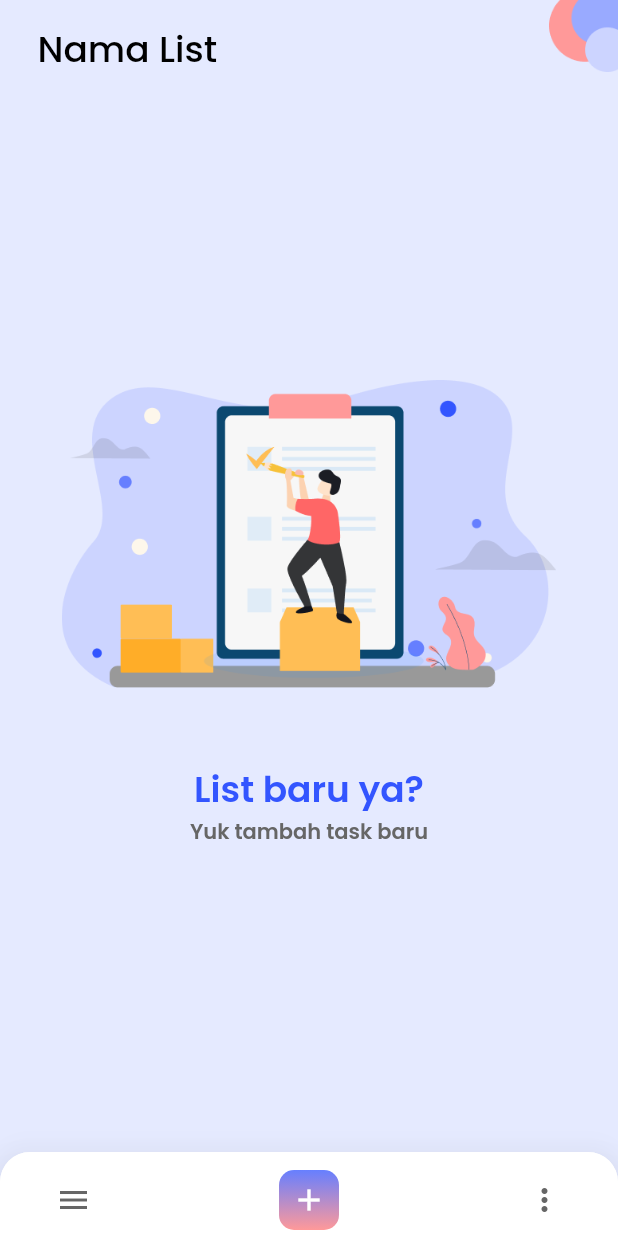
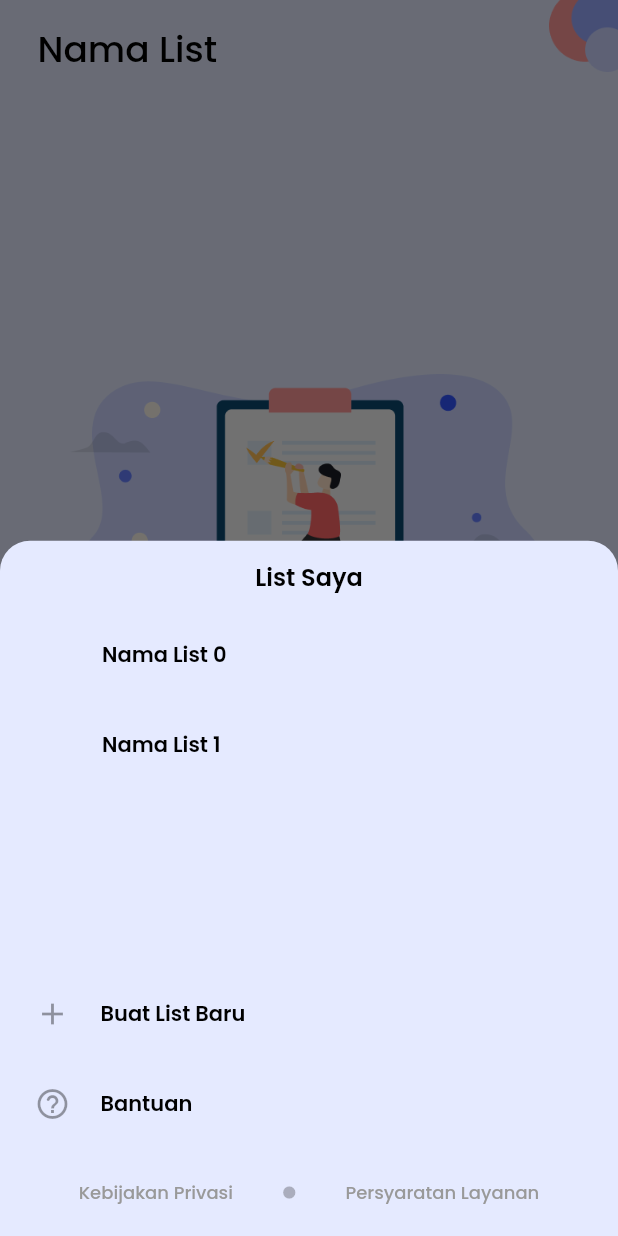
Before and after one commit to DolanLabs/todoAppReborn, a Flutter app: the HomePage screen opened by its route, after a tap on the "menu" icon, on a phone screen of 412 x 824 dp. Run offline on Flutter 3.47's test engine with Material 2 defaults, Android fonts, the phone set to English and light mode, and no system bars; our stand-ins replace get, google_fonts.

Commit message:
kebut semalem

```diff
--- /dev/null
+++ b/lib/controllers/controllers.dart
@@ -0,0 +1,5 @@
+import 'package:flutter/material.dart';
+import 'package:get/get.dart';
+import 'package:todoapp/models/models.dart';
+
+part 'home_page_controller.dart';
--- /dev/null
+++ b/lib/controllers/home_page_controller.dart
@@ -0,0 +1,23 @@
+part of 'controllers.dart';
+
+class HomePageController extends GetxController {
+  final todoList = <Todo>[].obs;
+  final todo = Todo().obs;
+
+  @override
+  void onInit() {
+    super.onInit();
+  }
+
+  void addData(Todo todo) {
+    this.todoList.add(todo);
+  }
+
+  void removeData(int index) {
+    this.todoList.removeAt(index);
+  }
+
+  List<Todo> getTodoList() {
+    return this.todoList;
+  }
+}
--- a/lib/models/models.dart
+++ b/lib/models/models.dart
@@ -0,0 +1,2 @@
+// part 'models.g.dart';
+part 'todo.dart';
--- /dev/null
+++ b/lib/models/todo.dart
@@ -0,0 +1,20 @@
+part of 'models.dart';
+
+class Todo {
+  Todo({
+    this.task,
+    this.detail,
+  });
+
+  String task;
+  String detail;
+
+  Todo copyWith({
+    String task,
+    String detail,
+  }) =>
+      Todo(
+        task: task ?? this.task,
+        detail: detail ?? this.detail,
+      );
+}
--- a/lib/shared/shared.dart
+++ b/lib/shared/shared.dart
@@ -3,6 +3,5 @@ import 'package:get/get_navigation/get_navigation.dart';
 import 'package:google_fonts/google_fonts.dart';
 import 'package:todoapp/ui/pages/pages.dart';
 
-part 'shared_values.dart';
 part 'app_route.dart';
 part 'theme.dart';
--- a/lib/shared/shared_values.dart
+++ /dev/null
@@ -1,4 +0,0 @@
-part of 'shared.dart';
-
-const String homeRoute = '/';
-const String secondPageRoute = '/secondpage';
--- a/lib/shared/theme.dart
+++ b/lib/shared/theme.dart
@@ -2,12 +2,14 @@ part of 'shared.dart';
 
 Color blueBackground = Color(0xffE5EAFF);
 Color blackPale = Color(0xff666666);
+Color blacVeryPale = Color.fromRGBO(153, 153, 153, 1);
 Color blueSharp = Color(0xff3355FF);
 Color bluePale = Color(0xff667FFF);
 
 TextStyle poppins = GoogleFonts.poppins(fontWeight: FontWeight.w500);
 TextStyle blackPoppins = poppins.copyWith(color: Colors.black);
 TextStyle blackPalePoppins = poppins.copyWith(color: blackPale);
+TextStyle blackVeryPalePoppins = poppins.copyWith(color: blacVeryPale);
 TextStyle bluePalePoppins = poppins.copyWith(color: bluePale);
 TextStyle blueSharpPoppins = poppins.copyWith(color: blueSharp);
 TextStyle whitePoppins = poppins.copyWith(color: Colors.white);
--- a/lib/ui/pages/home_page.dart
+++ b/lib/ui/pages/home_page.dart
@@ -1,6 +1,8 @@
 part of 'pages.dart';
 
 class HomePage extends StatelessWidget {
+  final HomePageController homePageController = Get.put(HomePageController());
+
   @override
   Widget build(BuildContext context) {
     return Scaffold(
@@ -31,13 +33,14 @@ class HomePage extends StatelessWidget {
                   size: 24,
                 ),
                 onPressed: () {
-                  Get.showSnackbar(GetBar(
-                    message: 'menu',
-                    duration: Duration(milliseconds: 500),
-                  ));
+                  showModalMenu(context);
                 },
               ),
-              Container(
+              TextButton(
+                onPressed: () {
+                  showModalAdd(context);
+                },
+                child: Container(
                   width: 40,
                   height: 40,
                   decoration: BoxDecoration(
@@ -59,6 +62,7 @@ class HomePage extends StatelessWidget {
                     ),
                   ),
                 ),
+              ),
               IconButton(
                 hoverColor: Colors.green,
                 icon: Icon(
@@ -72,67 +76,58 @@ class HomePage extends StatelessWidget {
           ),
         ),
       ),
-      body: Stack(
-        children: [
-          Container(
+      body: Obx(
+        () => Container(
           color: blueBackground,
-          ),
-          SafeArea(
-            child: Stack(
-              children: [
-                Positioned(
-                  top: 0,
-                  right: -1,
-                  child: Image.asset(
-                    'assets/right_bubble.png',
-                    width: 48,
-                    height: 48,
+          child: homePageController.getTodoList().length == 0
+              ? ListBaruYaWidget()
+              : ListView.builder(
+                  itemCount: homePageController.getTodoList().length,
+                  itemBuilder: (BuildContext context, int index) {
+                    return TodoItemWidget(
+                      key: UniqueKey(),
+                      task: homePageController.getTodoList()[index].task,
+                      detail: homePageController.getTodoList()[index].detail,
+                      onDismissed: (direction) => dismissItem(
+                          context,
+                          index,
+                          direction,
+                          homePageController.getTodoList()[index].task),
+                    );
+                  }),
         ),
       ),
-                Column(
-                  mainAxisAlignment: MainAxisAlignment.spaceBetween,
-                  children: [
-                    Container(
-                      width: Get.width,
-                      margin: EdgeInsets.fromLTRB(25, 15, 25, 0),
-                      child: Text(
-                        'Nama List',
-                        style: blackPoppins.copyWith(fontSize: 24),
-                      ),
-                    ),
-                    Container(
-                      child: Column(
-                        children: [
-                          Image.asset(
-                            'assets/ilustrasi_no_task.png',
-                            width: Get.width * 0.8,
-                          ),
-                          SizedBox(height: 50),
-                          Text(
-                            'List baru ya?',
-                            style: blueSharpPoppins.copyWith(
-                              fontSize: 24,
-                              fontWeight: FontWeight.w600,
-                            ),
-                          ),
-                          Text(
-                            'Yuk tambah task baru',
-                            style: blackPalePoppins.copyWith(
-                              fontSize: 14,
-                              fontWeight: FontWeight.w600,
-                            ),
-                          ),
-                        ],
-                      ),
-                    ),
-                    SizedBox(),
-                  ],
-                ),
-              ],
-            ),
-          ),
-        ],
-      ),
+      // ListBaruYaWidget(),
     );
   }
+
+  void dismissItem(
+    BuildContext context,
+    int index,
+    DismissDirection direction,
+    String task,
+  ) {
+    switch (direction) {
+      case DismissDirection.endToStart:
+        homePageController.removeData(index);
+
+        Get.showSnackbar(GetBar(
+          message: "$task Terhapus",
+          duration: Duration(seconds: 1),
+        ));
+
+        break;
+      case DismissDirection.startToEnd:
+        homePageController.removeData(index);
+
+        Get.showSnackbar(GetBar(
+          message: "$task Selesai",
+          duration: Duration(seconds: 1),
+        ));
+
+        break;
+      default:
+        break;
     }
+  }
+}
--- a/lib/ui/pages/pages.dart
+++ b/lib/ui/pages/pages.dart
@@ -1,6 +1,8 @@
 import 'package:flutter/material.dart';
 import 'package:get/get.dart';
+import 'package:todoapp/controllers/controllers.dart';
 import 'package:todoapp/shared/shared.dart';
+import 'package:todoapp/ui/widgets/widgets.dart';
 
 part 'home_page.dart';
 part 'getting_started_page.dart';
--- /dev/null
+++ b/lib/ui/widgets/buttonModalMenu.dart
@@ -0,0 +1,152 @@
+part of 'widgets.dart';
+
+showModalMenu(BuildContext context) {
+  showModalBottomSheet<void>(
+      backgroundColor: Colors.transparent,
+      context: context,
+      builder: (BuildContext context) {
+        return Container(
+            decoration: BoxDecoration(
+              color: blueBackground,
+              borderRadius: BorderRadius.only(
+                topLeft: Radius.circular(20),
+                topRight: Radius.circular(20),
+              ),
+            ),
+            child: Padding(
+                padding: const EdgeInsets.only(
+                  top: 12.0,
+                ),
+                child: Container(
+                  child: Column(
+                    crossAxisAlignment: CrossAxisAlignment.center,
+                    children: [
+                      Padding(
+                        padding: const EdgeInsets.only(bottom: 10.0),
+                        child: Text(
+                          "List Saya",
+                          style: blackPoppins.copyWith(
+                              fontSize: 16, fontWeight: FontWeight.w600),
+                        ),
+                      ),
+                      Expanded(
+                        child: Container(
+                          width: Get.width,
+                          child: ListView.builder(
+                              itemCount: 2,
+                              itemBuilder: (BuildContext context, int index) {
+                                return Container(
+                                  height: 60,
+                                  child: TextButton(
+                                    onPressed: () {},
+                                    child: Row(
+                                      mainAxisAlignment:
+                                          MainAxisAlignment.start,
+                                      children: [
+                                        Padding(
+                                          padding:
+                                              const EdgeInsets.only(left: 60.0),
+                                          child: Text(
+                                            'Nama List ${index.toString()}',
+                                            textAlign: TextAlign.left,
+                                            style: blackPoppins.copyWith(
+                                              fontSize: 14,
+                                              fontWeight: FontWeight.w600,
+                                            ),
+                                          ),
+                                        ),
+                                      ],
+                                    ),
+                                  ),
+                                );
+                              }),
+                        ),
+                      ),
+                      Container(
+                        width: Get.width,
+                        height: 60,
+                        child: TextButton(
+                          onPressed: () {},
+                          child: Row(
+                            mainAxisAlignment: MainAxisAlignment.start,
+                            children: [
+                              Padding(
+                                padding: const EdgeInsets.only(left: 15.0),
+                                child: Icon(
+                                  Icons.add,
+                                  color: Colors.black38,
+                                ),
+                              ),
+                              Padding(
+                                padding: const EdgeInsets.only(left: 20.0),
+                                child: Text(
+                                  'Buat List Baru',
+                                  textAlign: TextAlign.left,
+                                  style: blackPoppins.copyWith(
+                                    fontSize: 14,
+                                    fontWeight: FontWeight.w600,
+                                  ),
+                                ),
+                              ),
+                            ],
+                          ),
+                        ),
+                      ),
+                      Container(
+                        width: Get.width,
+                        height: 60,
+                        child: TextButton(
+                          onPressed: () {},
+                          child: Row(
+                            mainAxisAlignment: MainAxisAlignment.start,
+                            children: [
+                              Padding(
+                                padding: const EdgeInsets.only(left: 15.0),
+                                child: Icon(
+                                  Icons.help_outline_rounded,
+                                  color: Colors.black38,
+                                ),
+                              ),
+                              Padding(
+                                padding: const EdgeInsets.only(left: 20.0),
+                                child: Text(
+                                  'Bantuan',
+                                  textAlign: TextAlign.left,
+                                  style: blackPoppins.copyWith(
+                                    fontSize: 14,
+                                    fontWeight: FontWeight.w600,
+                                  ),
+                                ),
+                              ),
+                            ],
+                          ),
+                        ),
+                      ),
+                      Padding(
+                        padding: const EdgeInsets.all(20.0),
+                        child: Row(
+                          mainAxisAlignment: MainAxisAlignment.spaceEvenly,
+                          children: [
+                            Text(
+                              "Kebijakan Privasi",
+                              style:
+                                  blackVeryPalePoppins.copyWith(fontSize: 12),
+                            ),
+                            Icon(
+                              Icons.brightness_1,
+                              size: 10,
+                              color: Colors.black26,
+                            ),
+                            Text(
+                              "Persyaratan Layanan",
+                              style:
+                                  blackVeryPalePoppins.copyWith(fontSize: 12),
+                            ),
+                          ],
+                        ),
+                      )
+                    ],
+                  ),
+                )));
+      });
+}
--- /dev/null
+++ b/lib/ui/widgets/listBaruYaWidget.dart
@@ -0,0 +1,68 @@
+part of 'widgets.dart';
+
+class ListBaruYaWidget extends StatelessWidget {
+  @override
+  Widget build(BuildContext context) {
+    return Stack(
+      children: [
+        Container(
+          color: blueBackground,
+        ),
+        SafeArea(
+          child: Stack(
+            children: [
+              Positioned(
+                top: 0,
+                right: -1,
+                child: Image.asset(
+                  'assets/right_bubble.png',
+                  width: 48,
+                  height: 48,
+                ),
+              ),
+              Column(
+                mainAxisAlignment: MainAxisAlignment.spaceBetween,
+                children: [
+                  Container(
+                    width: Get.width,
+                    margin: EdgeInsets.fromLTRB(25, 15, 25, 0),
+                    child: Text(
+                      'Nama List',
+                      style: blackPoppins.copyWith(fontSize: 24),
+                    ),
+                  ),
+                  Container(
+                    child: Column(
+                      children: [
+                        Image.asset(
+                          'assets/ilustrasi_no_task.png',
+                          width: Get.width * 0.8,
+                        ),
+                        SizedBox(height: 50),
+                        Text(
+                          'List baru ya?',
+                          style: blueSharpPoppins.copyWith(
+                            fontSize: 24,
+                            fontWeight: FontWeight.w600,
+                          ),
+                        ),
+                        Text(
+                          'Yuk tambah task baru',
+                          style: blackPalePoppins.copyWith(
+                            fontSize: 14,
+                            fontWeight: FontWeight.w600,
+                          ),
+                        ),
+                      ],
+                    ),
+                  ),
+                  SizedBox(),
+                ],
+              ),
+            ],
+          ),
+        ),
+      ],
+    );
+  }
+}
--- a/pubspec.yaml
+++ b/pubspec.yaml
@@ -24,7 +24,7 @@ dependencies:
   flutter:
     sdk: flutter
   cupertino_icons: ^0.1.3
-  get: ^3.17.1
+  get: ^4.1.4
   google_fonts: ^1.1.1
 
 dev_dependencies:
```
Also changed, not shown: lib/ui/widgets/buttonModalAdd.dart (added, +84 -0 lines), lib/ui/widgets/datePickerWidget.dart (added, +13 -0 lines), lib/ui/widgets/todoItemWidget.dart (added, +77 -0 lines), lib/ui/widgets/widgets.dart (+11 -0 lines), pubspec.lock. Lines whose indentation alone changed are shown as unchanged.
